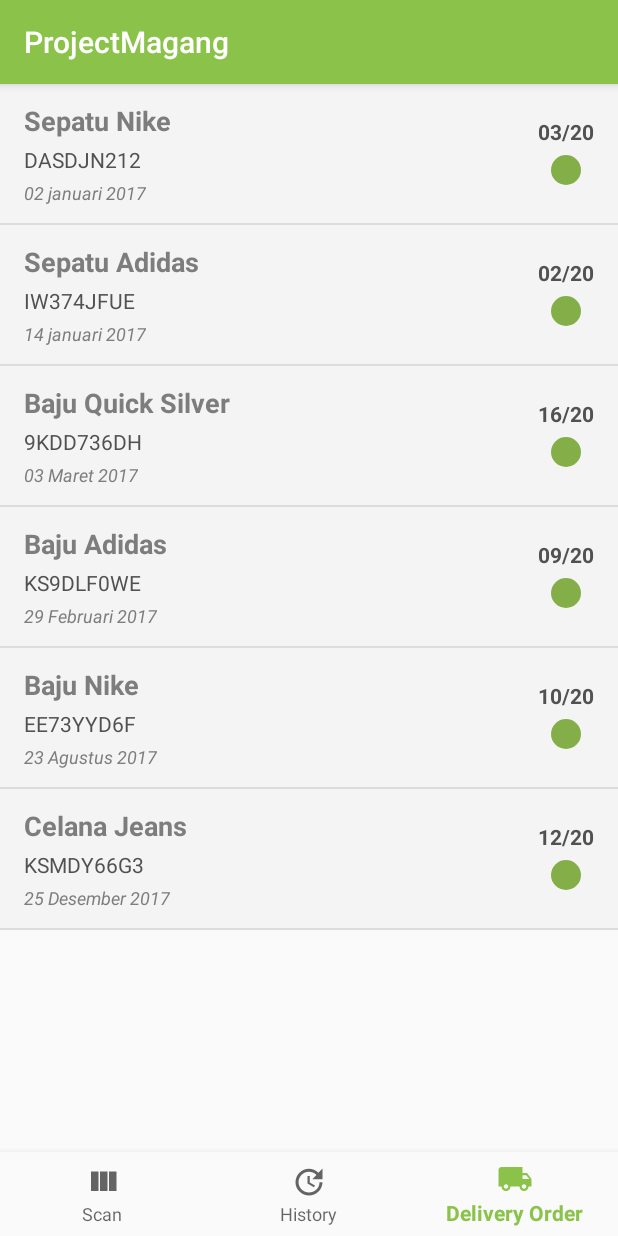
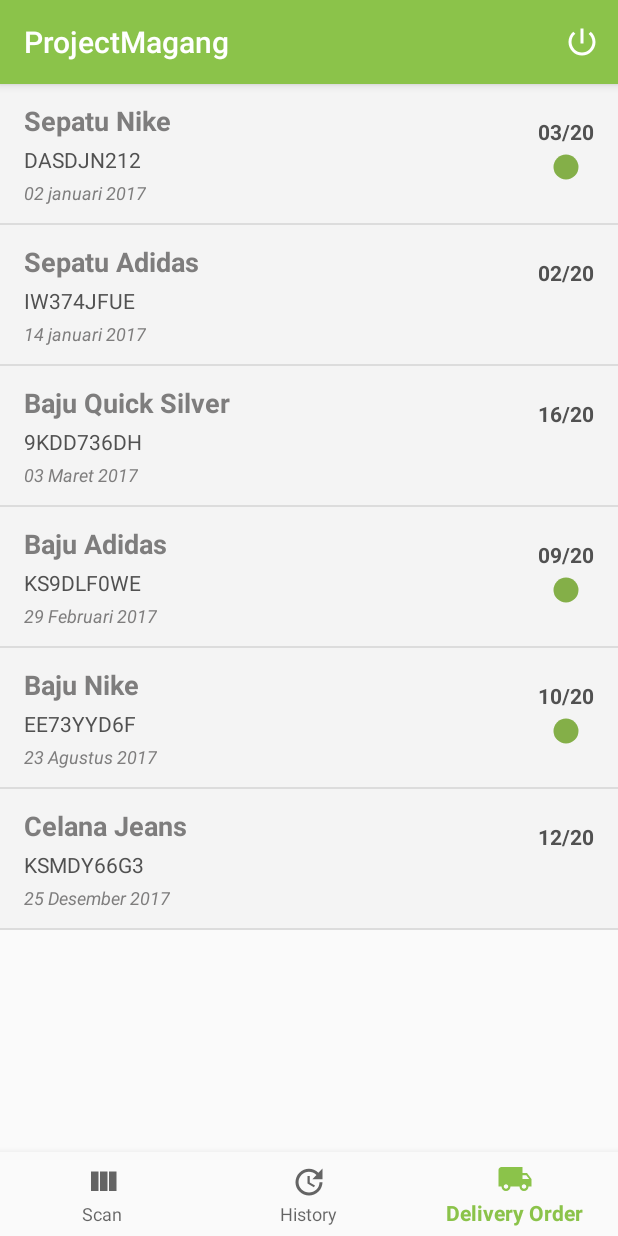
Before and after one commit to CruthOver/Project_Magang, an Android app: the MainActivity screen opened directly, with no data from a screen before it, item 3 of the bottom bar chosen, on a phone screen of 412 x 824 dp. Run offline under Robolectric (Android 15) with nearby library versions, the phone set to English and light mode, and no system bars.

Commit message:
memperbaiki tampilan

```diff
--- a/app/src/main/AndroidManifest.xml
+++ b/app/src/main/AndroidManifest.xml
@@ -38,7 +38,7 @@
             </intent-filter>
         </activity>
         <activity android:name=".ScanBarcodeActivity"></activity>
-        <activity android:name=".DeliveryOrder"></activity>
+        <activity android:name=".DeliveryOrderActivity"></activity>
     </application>
 
 </manifest>
--- a/app/src/main/java/org/wiradipa/projectmagang/DeliveryOrder.java
+++ b/app/src/main/java/org/wiradipa/projectmagang/DeliveryOrderActivity.java
@@ -3,7 +3,7 @@ package org.wiradipa.projectmagang;
 import android.support.v7.app.AppCompatActivity;
 import android.os.Bundle;
 
-public class DeliveryOrder extends AppCompatActivity {
+public class DeliveryOrderActivity extends AppCompatActivity {
 
     @Override
     protected void onCreate(Bundle savedInstanceState) {
--- a/app/src/main/java/org/wiradipa/projectmagang/MainActivity.java
+++ b/app/src/main/java/org/wiradipa/projectmagang/MainActivity.java
@@ -2,20 +2,23 @@ package org.wiradipa.projectmagang;
 
 import android.content.Context;
 import android.content.DialogInterface;
+import android.content.Intent;
+import android.graphics.drawable.Drawable;
 import android.os.Bundle;
+import android.os.Handler;
+import android.support.annotation.ColorRes;
 import android.support.annotation.NonNull;
 import android.support.design.widget.BottomNavigationView;
 import android.support.v4.app.Fragment;
 import android.support.v4.app.FragmentManager;
+import android.support.v4.graphics.drawable.DrawableCompat;
 import android.support.v7.app.AlertDialog;
 import android.support.v7.app.AppCompatActivity;
 import android.view.KeyEvent;
-import android.view.LayoutInflater;
+import android.view.Menu;
 import android.view.MenuItem;
-import android.view.View;
-import android.view.ViewGroup;
-import android.widget.ImageView;
 import android.widget.TextView;
+import android.widget.Toast;
 
 public class MainActivity extends AppCompatActivity {
 
@@ -33,18 +36,45 @@ public class MainActivity extends AppCompatActivity {
                     return true;
                 case R.id.navigation_recent:
                     mTextMessage.setText(R.string.title_dashboard);
-
                     changeFragment(new RecentsFragment());
                     return true;
                 case R.id.navigation_notifications:
                     mTextMessage.setText(R.string.title_notifications);
                     changeFragment(new NotificationsFragment());
                     return true;
+                case R.id.navigation_logout:
+                    return true;
             }
             return false;
         }
 
     };
+
+
+    private Boolean exit = false;
+    @Override
+    public void onBackPressed() {
+        if (exit) {
+            Intent startMain = new Intent(Intent.ACTION_MAIN);
+            startMain.addCategory(Intent.CATEGORY_HOME);
+            startMain.setFlags(Intent.FLAG_ACTIVITY_NEW_TASK);
+            startActivity(startMain);
+            //finish();
+            //moveTaskToBack(true);
+        } else {
+            Toast.makeText(this, "Press Back again to Exit.",
+                    Toast.LENGTH_SHORT).show();
+            exit = true;
+            new Handler().postDelayed(new Runnable() {
+                @Override
+                public void run() {
+                    exit = false;
+                }
+            }, 3 * 1000);
+
+        }
+
+    }
 
 
     @Override
@@ -72,4 +102,41 @@ public class MainActivity extends AppCompatActivity {
         fragmentManager.popBackStack();
         fragmentManager.beginTransaction().add(R.id.content, new ScannerFragment()).commit();
     }
+    public static void tintMenuIcon(Context context, MenuItem item, @ColorRes int color) {
+        Drawable normalDrawable = item.getIcon();
+        Drawable wrapDrawable = DrawableCompat.wrap(normalDrawable);
+        DrawableCompat.setTint(wrapDrawable, context.getResources().getColor(color));
+
+        item.setIcon(wrapDrawable);
+    }
+
+    @Override
+    public boolean onCreateOptionsMenu(Menu menu) {
+        getMenuInflater().inflate(R.menu.overflow, menu);
+        MenuItem menuItem = menu.findItem(R.id.navigation_logout);
+        if (menuItem != null){
+            tintMenuIcon(MainActivity.this, menuItem, R.color.white);
+        }
+        return true;
+    }
+
+    @Override
+    public boolean onOptionsItemSelected(MenuItem item) {
+        int id = item.getItemId();
+        if (id == R.id.navigation_logout){
+            AlertDialog dialog = new AlertDialog.Builder(this).setMessage("Do you want logout?")
+                    .setPositiveButton("Yes", new DialogInterface.OnClickListener() {
+                        @Override
+                        public void onClick(DialogInterface dialog, int which) {
+                            finish();
+                        }
+                    }).setNegativeButton("No", new DialogInterface.OnClickListener() {
+                        @Override
+                        public void onClick(DialogInterface dialog, int which) {
+
+                        }
+                    }).show();
+        }
+        return super.onOptionsItemSelected(item);
+    }
 }
--- a/app/src/main/java/org/wiradipa/projectmagang/NotificationsAdapter.java
+++ b/app/src/main/java/org/wiradipa/projectmagang/NotificationsAdapter.java
@@ -39,6 +39,7 @@ public class NotificationsAdapter extends ArrayAdapter<Notification> {
         kodeBarang.setText(current.getMmerekBarang());
         tanggal.setText(current.getMjam());
         totalBarang.setText(current.getmTotalBarang());
+        tersedia.setImageResource(current.getmAvailable());
         return convertView;
     }
 
--- a/app/src/main/java/org/wiradipa/projectmagang/NotificationsFragment.java
+++ b/app/src/main/java/org/wiradipa/projectmagang/NotificationsFragment.java
@@ -8,12 +8,10 @@ import android.view.LayoutInflater;
 import android.view.View;
 import android.view.ViewGroup;
 import android.widget.AdapterView;
-import android.widget.ArrayAdapter;
 import android.widget.ListView;
 import android.widget.TextView;
 
 import java.util.ArrayList;
-import java.util.List;
 
 
 /**
@@ -35,11 +33,11 @@ public class NotificationsFragment extends Fragment {
         TextView kosong = (TextView) view.findViewById(R.id.kosong);
 
         ArrayList<Notification> notifications = new ArrayList<>();
-        notifications.add(new Notification("Sepatu Nike","DASDJN212","02 januari 2017","03/20", 0));
+        notifications.add(new Notification("Sepatu Nike","DASDJN212","02 januari 2017","03/20", R.drawable.ic_available));
         notifications.add(new Notification("Sepatu Adidas","IW374JFUE","14 januari 2017","02/20",0));
         notifications.add(new Notification("Baju Quick Silver","9KDD736DH","03 Maret 2017","16/20",0));
-        notifications.add(new Notification("Baju Adidas","KS9DLF0WE","29 Februari 2017","09/20",0));
-        notifications.add(new Notification("Baju Nike","EE73YYD6F","23 Agustus 2017","10/20",0));
+        notifications.add(new Notification("Baju Adidas","KS9DLF0WE","29 Februari 2017","09/20",R.drawable.ic_available));
+        notifications.add(new Notification("Baju Nike","EE73YYD6F","23 Agustus 2017","10/20",R.drawable.ic_available));
         notifications.add(new Notification("Celana Jeans","KSMDY66G3","25 Desember 2017","12/20",0));
 
         ListView list = view.findViewById(R.id.list_item);
@@ -51,7 +49,7 @@ public class NotificationsFragment extends Fragment {
             @Override
             public void onItemClick(AdapterView<?> adapter, View view, int position, long id) {
                     adapter.getItemAtPosition(position);
-                    Intent intent = new Intent(getActivity(), DeliveryOrder.class);
+                    Intent intent = new Intent(getActivity(), DeliveryOrderActivity.class);
                     startActivity(intent);
             }
         });
--- a/app/src/main/res/layout/activity_main.xml
+++ b/app/src/main/res/layout/activity_main.xml
@@ -23,7 +23,8 @@
             android:layout_marginLeft="@dimen/activity_horizontal_margin"
             android:layout_marginRight="@dimen/activity_horizontal_margin"
             android:layout_marginTop="@dimen/activity_vertical_margin"
-            android:text="@string/title_home"/>
+            android:text="@string/title_home"
+            android:visibility="gone"/>
 
     </FrameLayout>
 
--- a/app/src/main/res/layout/fragment_scanner.xml
+++ b/app/src/main/res/layout/fragment_scanner.xml
@@ -1,9 +1,7 @@
 <FrameLayout xmlns:android="http://schemas.android.com/apk/res/android"
     xmlns:app="http://schemas.android.com/apk/res-auto"
-    xmlns:tools="http://schemas.android.com/tools"
     android:layout_width="match_parent"
-    android:layout_height="match_parent"
-    tools:context="org.wiradipa.projectmagang.ScannerFragment">
+    android:layout_height="match_parent">
 
     <!-- TODO: Update blank fragment layout -->
     <LinearLayout
--- a/app/src/main/res/layout/listview_deliveryorder.xml
+++ b/app/src/main/res/layout/listview_deliveryorder.xml
@@ -59,8 +59,8 @@
             android:layout_height="wrap_content"
             android:layout_gravity="center"
             android:layout_marginTop="4dp"
-            android:maxWidth="25dp"
-            android:maxHeight="25dp"
+            android:maxWidth="20dp"
+            android:maxHeight="20dp"
             android:scaleType="fitCenter"
             android:adjustViewBounds="true"
             app:srcCompat="@drawable/ic_available"
--- /dev/null
+++ b/app/src/main/res/menu-v26/overflow.xml
@@ -0,0 +1,11 @@
+<?xml version="1.0" encoding="utf-8"?>
+<menu xmlns:android="http://schemas.android.com/apk/res/android"
+    xmlns:app="http://schemas.android.com/apk/res-auto">
+
+    <item
+        android:id="@+id/navigation_logout"
+        android:icon="@drawable/ic_logout"
+        android:title="@string/logout"
+        app:showAsAction="always"
+        android:iconTint="@color/white"/>
+</menu>
--- /dev/null
+++ b/app/src/main/res/menu/overflow.xml
@@ -0,0 +1,11 @@
+<?xml version="1.0" encoding="utf-8"?>
+<menu xmlns:android="http://schemas.android.com/apk/res/android"
+    xmlns:app="http://schemas.android.com/apk/res-auto">
+
+    <item
+        android:id="@+id/navigation_logout"
+        android:icon="@drawable/ic_logout"
+        android:title="logout"
+        app:showAsAction="always"
+        android:iconTint="@color/white"/>
+</menu>
--- a/app/src/main/res/values/strings.xml
+++ b/app/src/main/res/values/strings.xml
@@ -20,4 +20,5 @@
     <string name="permission_rationale">"Contacts permissions are needed for providing email
         completions."
     </string>
+    <string name="logout">logout</string>
 </resources>
--- a/build.gradle
+++ b/build.gradle
@@ -5,7 +5,7 @@ buildscript {
         jcenter()
     }
     dependencies {
-        classpath 'com.android.tools.build:gradle:2.3.3'
+        classpath 'com.android.tools.build:gradle:3.0.1'
 
         // NOTE: Do not place your application dependencies here; they belong
         // in the individual module build.gradle files
```
Also changed, not shown: app/src/main/res/drawable/ic_check.xml (added, +9 -0 lines), app/src/main/res/drawable/ic_check_circle.xml (added, +9 -0 lines), app/src/main/res/layout/activity_delivery_order.xml (+8 -3 lines), app/src/main/res/values/styles.xml (+8 -0 lines).
